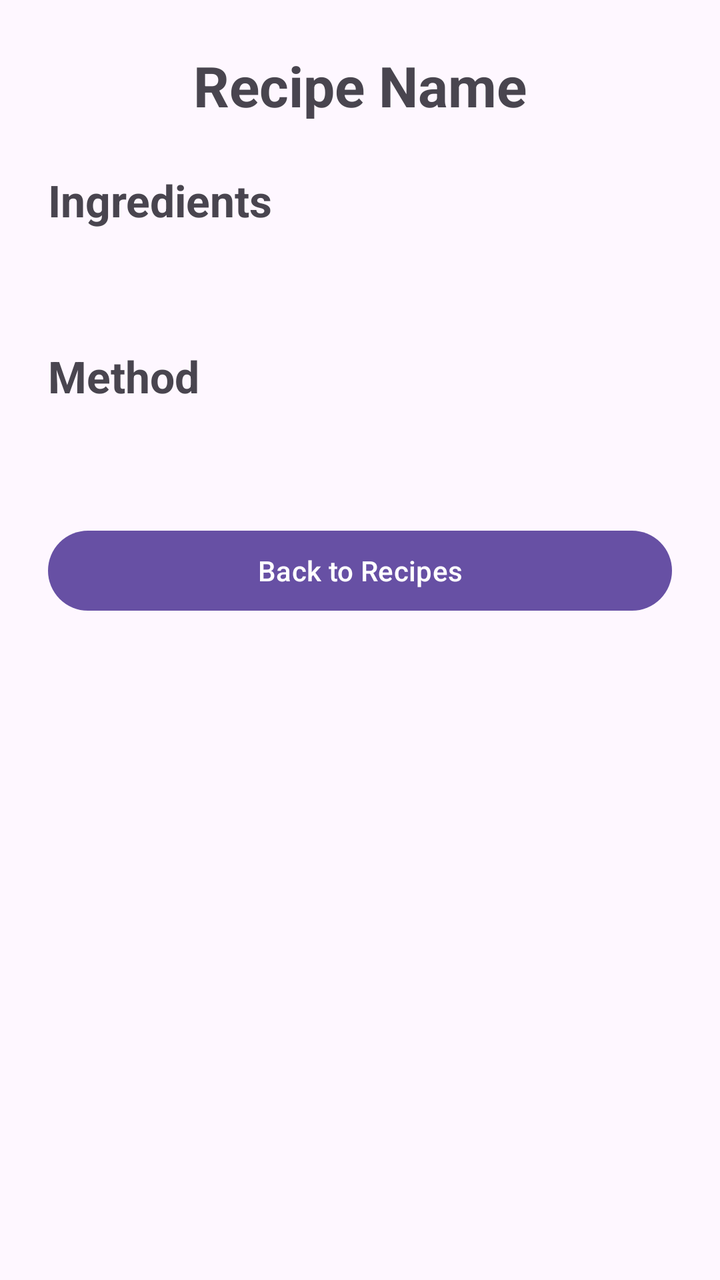
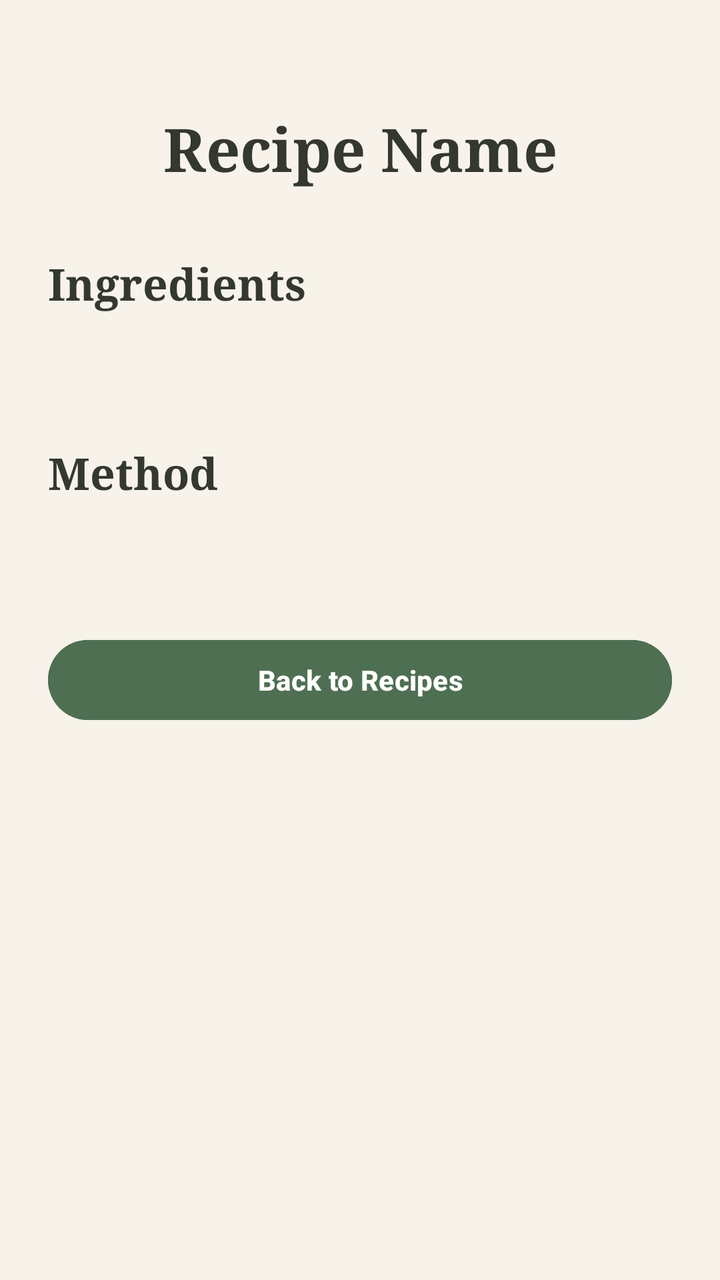

Compare the two renders of this Android layout. The source of the first and the diff that turns it into the second are given below.
<!-- AndroidManifest.xml: application theme Theme.SmartPantryManager -->
<!-- res/layout/activity_recipe_detail.xml -->
<?xml version="1.0" encoding="utf-8"?>
<ScrollView
    xmlns:android="http://schemas.android.com/apk/res/android"
    android:layout_width="match_parent"
    android:layout_height="match_parent">

    <LinearLayout
        android:layout_width="match_parent"
        android:layout_height="wrap_content"
        android:orientation="vertical"
        android:padding="24dp">

        <TextView
            android:id="@+id/recipeDetailTitle"
            android:layout_width="match_parent"
            android:layout_height="wrap_content"
            android:text="Recipe Name"
            android:textSize="28sp"
            android:textStyle="bold"
            android:gravity="center"
            android:layout_marginBottom="24dp" />

        <TextView
            android:id="@+id/ingredientsTitle"
            android:layout_width="match_parent"
            android:layout_height="wrap_content"
            android:text="Ingredients"
            android:textSize="22sp"
            android:textStyle="bold"
            android:layout_marginBottom="12dp" />

        <TextView
            android:id="@+id/recipeIngredients"
            android:layout_width="match_parent"
            android:layout_height="wrap_content"
            android:textSize="17sp"
            android:layout_marginBottom="24dp" />

        <TextView
            android:id="@+id/stepsTitle"
            android:layout_width="match_parent"
            android:layout_height="wrap_content"
            android:text="Method"
            android:textSize="22sp"
            android:textStyle="bold"
            android:layout_marginBottom="12dp" />

        <TextView
            android:id="@+id/recipeSteps"
            android:layout_width="match_parent"
            android:layout_height="wrap_content"
            android:textSize="17sp"
            android:layout_marginBottom="24dp" />

        <Button
            android:id="@+id/backToRecipesButton"
            android:layout_width="match_parent"
            android:layout_height="wrap_content"
            android:text="Back to Recipes" />

    </LinearLayout>

</ScrollView>
<!-- resources referenced by this layout -->
<resources>
  <style name="Theme.SmartPantryManager" parent="Base.Theme.SmartPantryManager" />
  <style name="Base.Theme.SmartPantryManager" parent="Theme.Material3.DayNight.NoActionBar">
          
          
      </style>
</resources>

<!-- the commit's change to res/layout/activity_recipe_detail.xml (unified diff, before → after) -->
@@ -1,63 +1,99 @@
 <?xml version="1.0" encoding="utf-8"?>
-<ScrollView
+<LinearLayout
     xmlns:android="http://schemas.android.com/apk/res/android"
     android:layout_width="match_parent"
-    android:layout_height="match_parent">
+    android:layout_height="match_parent"
+    android:orientation="vertical"
+    android:background="@color/cream">
 
-    <LinearLayout
+    
+    <View
+        android:id="@+id/statusBarBackground"
         android:layout_width="match_parent"
-        android:layout_height="wrap_content"
-        android:orientation="vertical"
-        android:padding="24dp">
+        android:layout_height="0dp"
+        android:background="@color/sage_dark" />
 
-        <TextView
-            android:id="@+id/recipeDetailTitle"
+    
+    <ScrollView
+        android:layout_width="match_parent"
+        android:layout_height="0dp"
+        android:layout_weight="1"
+        android:background="@color/cream"
+        android:fillViewport="true">
+
+        <LinearLayout
             android:layout_width="match_parent"
             android:layout_height="wrap_content"
-            android:text="Recipe Name"
-            android:textSize="28sp"
-            android:textStyle="bold"
-            android:gravity="center"
-            android:layout_marginBottom="24dp" />
+            android:orientation="vertical"
+            android:padding="24dp"
+            android:background="@color/cream">
 
-        <TextView
-            android:id="@+id/ingredientsTitle"
-            android:layout_width="match_parent"
-            android:layout_height="wrap_content"
-            android:text="Ingredients"
-            android:textSize="22sp"
-            android:textStyle="bold"
-            android:layout_marginBottom="12dp" />
+            <TextView
+                android:id="@+id/recipeDetailTitle"
+                android:layout_width="match_parent"
+                android:layout_height="wrap_content"
+                android:text="Recipe Name"
+                android:textSize="30sp"
+                android:textStyle="bold"
+                android:fontFamily="serif"
+                android:textColor="@color/brown"
+                android:gravity="center"
+                android:layout_marginTop="30dp"
+                android:layout_marginBottom="32dp" />
 
-        <TextView
-            android:id="@+id/recipeIngredients"
-            android:layout_width="match_parent"
-            android:layout_height="wrap_content"
-            android:textSize="17sp"
-            android:layout_marginBottom="24dp" />
+            <TextView
+                android:id="@+id/ingredientsTitle"
+                android:layout_width="match_parent"
+                android:layout_height="wrap_content"
+                android:text="Ingredients"
+                android:textSize="22sp"
+                android:textStyle="bold"
+                android:fontFamily="serif"
+                android:textColor="@color/brown"
+                android:layout_marginBottom="12dp" />
 
-        <TextView
-            android:id="@+id/stepsTitle"
-            android:layout_width="match_parent"
-            android:layout_height="wrap_content"
-            android:text="Method"
-            android:textSize="22sp"
-            android:textStyle="bold"
-            android:layout_marginBottom="12dp" />
+            <TextView
+                android:id="@+id/recipeIngredients"
+                android:layout_width="match_parent"
+                android:layout_height="wrap_content"
+                android:textSize="17sp"
+                android:textColor="@color/brown_light"
+                android:lineSpacingExtra="4dp"
+                android:layout_marginBottom="30dp" />
 
-        <TextView
-            android:id="@+id/recipeSteps"
-            android:layout_width="match_parent"
-            android:layout_height="wrap_content"
-            android:textSize="17sp"
-            android:layout_marginBottom="24dp" />
+            <TextView
+                android:id="@+id/stepsTitle"
+                android:layout_width="match_parent"
+                android:layout_height="wrap_content"
+                android:text="Method"
+                android:textSize="22sp"
+                android:textStyle="bold"
+                android:fontFamily="serif"
+                android:textColor="@color/brown"
+                android:layout_marginBottom="12dp" />
 
-        <Button
-            android:id="@+id/backToRecipesButton"
-            android:layout_width="match_parent"
-            android:layout_height="wrap_content"
-            android:text="Back to Recipes" />
+            <TextView
+                android:id="@+id/recipeSteps"
+                android:layout_width="match_parent"
+                android:layout_height="wrap_content"
+                android:textSize="17sp"
+                android:textColor="@color/brown_light"
+                android:lineSpacingExtra="5dp"
+                android:layout_marginBottom="30dp" />
 
-    </LinearLayout>
+            <Button
+                android:id="@+id/backToRecipesButton"
+                android:layout_width="match_parent"
+                android:layout_height="wrap_content"
+                android:text="Back to Recipes"
+                android:textColor="@color/white"
+                android:textStyle="bold"
+                android:textAllCaps="false"
+                android:backgroundTint="@color/sage"
+                android:layout_marginBottom="35dp" />
 
-</ScrollView>
+        </LinearLayout>
+
+    </ScrollView>
+
+</LinearLayout>
<!-- resource entries referenced after the edit -->
@@ -1,5 +1,11 @@
 <!-- resources referenced by this layout -->
 <resources>
+  <color name="brown">#34382F</color>
+  <color name="brown_light">#65695F</color>
+  <color name="cream">#F7F3EA</color>
+  <color name="sage">#4F6F52</color>
+  <color name="sage_dark">#3E5941</color>
+  <color name="white">#FFFFFFFF</color>
   <style name="Theme.SmartPantryManager" parent="Base.Theme.SmartPantryManager" />
   <style name="Base.Theme.SmartPantryManager" parent="Theme.Material3.DayNight.NoActionBar">
           
